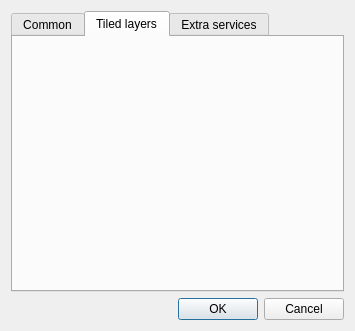
First picture: the form in ngq-custom-def-options/plugins/quick_map_services/settings_dialog_base.ui, repository nextgis/installer, before the edit.
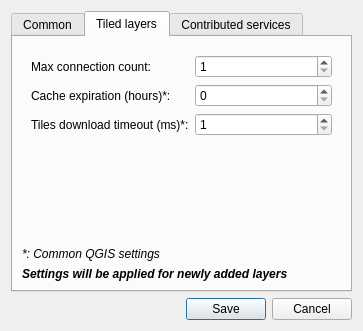
Second picture: the form after the edit. The open tabs and pages were chosen to show the change.

What changed in the file:
```diff
--- a/ngq-custom-def-options/plugins/quick_map_services/settings_dialog_base.ui
+++ b/ngq-custom-def-options/plugins/quick_map_services/settings_dialog_base.ui
@@ -6,7 +6,7 @@
    <rect>
     <x>0</x>
     <y>0</y>
-    <width>355</width>
+    <width>363</width>
     <height>331</height>
    </rect>
   </property>
@@ -28,10 +28,115 @@
       <attribute name="title">
        <string>Tiled layers</string>
       </attribute>
+      <layout class="QVBoxLayout" name="verticalLayout_3">
+       <item>
+        <widget class="QWidget" name="formLayout" native="true">
+         <property name="sizePolicy">
+          <sizepolicy hsizetype="Preferred" vsizetype="Expanding">
+           <horstretch>0</horstretch>
+           <verstretch>0</verstretch>
+          </sizepolicy>
+         </property>
+         <layout class="QFormLayout" name="formLayout_3">
+          <item row="0" column="0">
+           <widget class="QLabel" name="label_5">
+            <property name="text">
+             <string>Max connection count:</string>
+            </property>
+           </widget>
+          </item>
+          <item row="0" column="1">
+           <widget class="QSpinBox" name="spnConnCount">
+            <property name="minimum">
+             <number>1</number>
+            </property>
+           </widget>
+          </item>
+          <item row="1" column="0">
+           <widget class="QLabel" name="label_6">
+            <property name="text">
+             <string>Cache expiration (hours)*:</string>
+            </property>
+           </widget>
+          </item>
+          <item row="1" column="1">
+           <widget class="QSpinBox" name="spnCacheExp">
+            <property name="maximum">
+             <number>100000000</number>
+            </property>
+           </widget>
+          </item>
+          <item row="2" column="0">
+           <widget class="QLabel" name="label_8">
+            <property name="text">
+             <string>Tiles download timeout (ms)*:</string>
+            </property>
+           </widget>
+          </item>
+          <item row="2" column="1">
+           <widget class="QSpinBox" name="spnNetworkTimeout">
+            <property name="minimum">
+             <number>1</number>
+            </property>
+            <property name="maximum">
+             <number>100000000</number>
+            </property>
+           </widget>
+          </item>
+         </layout>
+        </widget>
+       </item>
+       <item>
+        <spacer name="verticalSpacer_2">
+         <property name="orientation">
+          <enum>Qt::Vertical</enum>
+         </property>
+         <property name="sizeHint" stdset="0">
+          <size>
+           <width>20</width>
+           <height>40</height>
+          </size>
+         </property>
+        </spacer>
+       </item>
+       <item>
+        <widget class="QLabel" name="label_10">
+         <property name="font">
+          <font>
+           <italic>true</italic>
+          </font>
+         </property>
+         <property name="text">
+          <string>*: Common QGIS settings</string>
+         </property>
+        </widget>
+       </item>
+       <item>
+        <widget class="QLabel" name="label_9">
+         <property name="font">
+          <font>
+           <weight>75</weight>
+           <italic>true</italic>
+           <bold>true</bold>
+          </font>
+         </property>
+         <property name="text">
+          <string>Settings will be applied for newly added layers</string>
+         </property>
+         <property name="scaledContents">
+          <bool>true</bool>
+         </property>
+        </widget>
+       </item>
+      </layout>
+      <zorder>label_9</zorder>
+      <zorder>verticalSpacer_2</zorder>
+      <zorder>formLayout</zorder>
+      <zorder>label_10</zorder>
      </widget>
      <widget class="QWidget" name="tabExtraServices">
       <attribute name="title">
-       <string>Extra services</string>
+       <string>Contributed services</string>
       </attribute>
       <widget class="QLabel" name="label">
        <property name="geometry">
@@ -142,7 +247,7 @@
       <enum>Qt::Horizontal</enum>
      </property>
      <property name="standardButtons">
-      <set>QDialogButtonBox::Cancel|QDialogButtonBox::Ok</set>
+      <set>QDialogButtonBox::Cancel|QDialogButtonBox::Save</set>
      </property>
     </widget>
    </item>
```
Left out of the diff: 106 changed lines with no effect on the pictures. Lines whose indentation alone changed are shown as unchanged.
